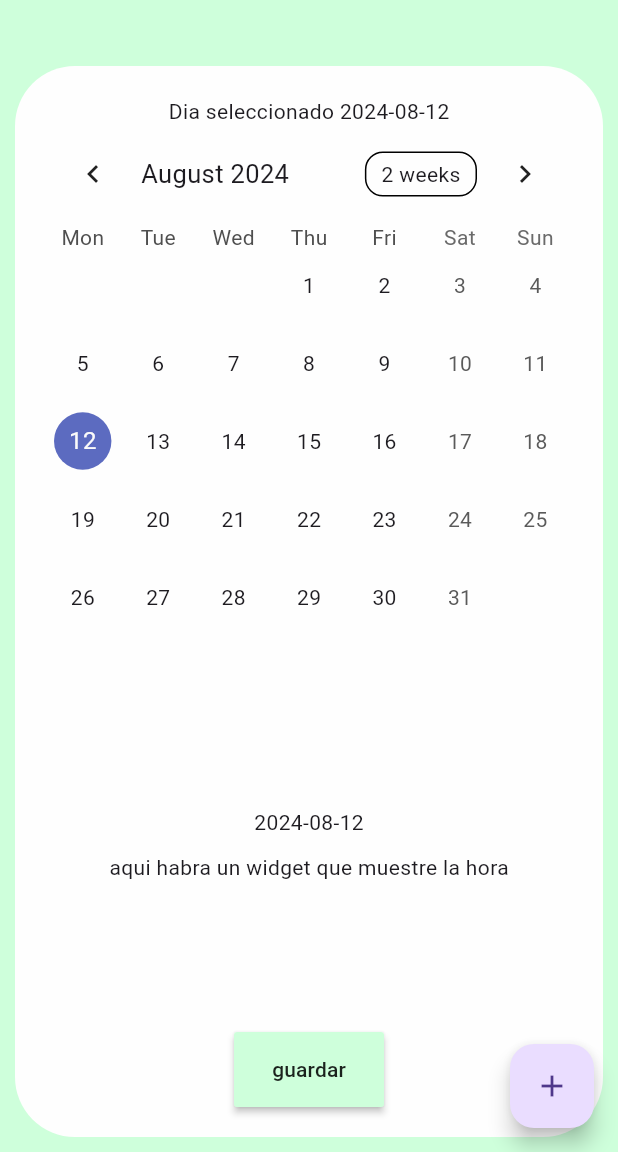
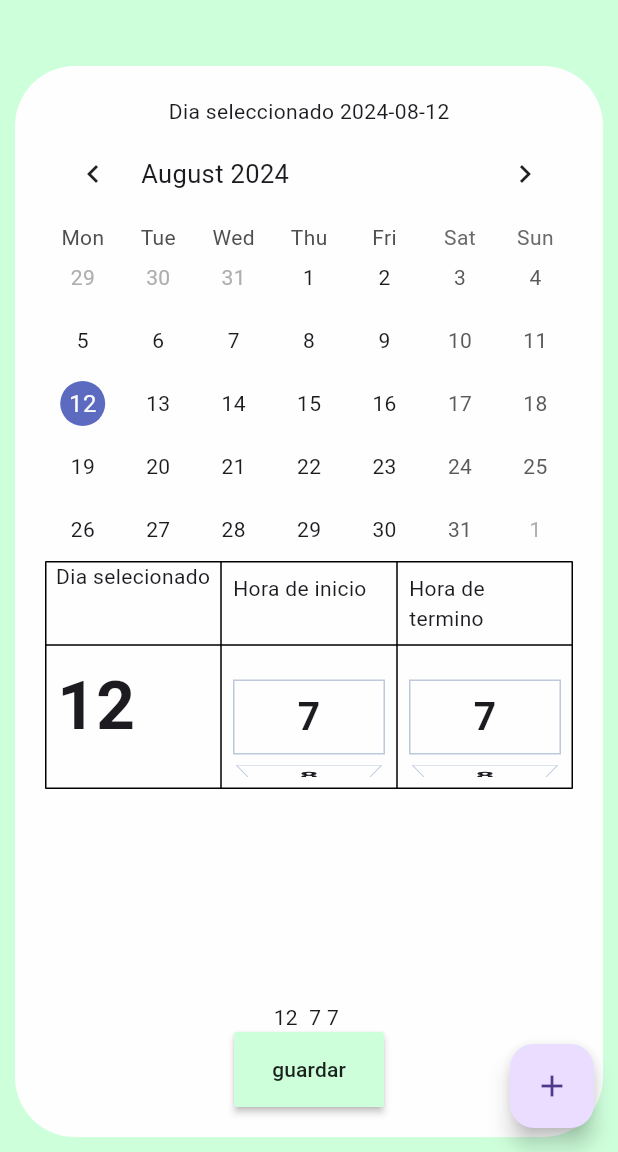
Before and after one commit to AlvaroAguirr/Sgasu_movil, a Flutter app: the Schedule screen opened directly, on a phone screen of 412 x 824 dp, the part 84-1236 px from its top. Run offline on Flutter 3.47's test engine with Material 3 defaults, Android fonts, the phone set to English and light mode, and no system bars; drawn by our look-alikes of table_calendar; network calls fail.

Commit message:
Schedule data and widget

```diff
--- a/sgasu_movil/lib/main_app.dart
+++ b/sgasu_movil/lib/main_app.dart
@@ -1,5 +1,6 @@
 import 'package:flutter/material.dart';
 import 'package:sgasu_movil/screens/home_screens.dart';
+import 'package:sgasu_movil/screens/scroll.dart';
 import 'package:sgasu_movil/theme/app_theme.dart';
 
 
@@ -12,7 +13,6 @@ class MainApp extends StatelessWidget {
       debugShowCheckedModeBanner: false,
       home: const HomeScreen(),
       theme: AppTheme.lightTheme
-
     );
   }
 }
--- a/sgasu_movil/lib/models/event.dart
+++ b/sgasu_movil/lib/models/event.dart
@@ -1,4 +1,6 @@
 class Event {
   final String title;
-  Event(this.title);
+  const Event(this.title);
+  @override
+  String toString() => title;
 }
--- /dev/null
+++ b/sgasu_movil/lib/screens/hours.dart
@@ -0,0 +1,28 @@
+import 'package:flutter/material.dart';
+
+class Hours extends StatelessWidget {
+  int horas = 0;
+
+   Hours({super.key,
+  required this.horas
+  });
+
+  @override
+  Widget build(BuildContext context) {
+    horas <7 ? horas+7: horas;
+    return
+       Container(
+          decoration: BoxDecoration(
+    border: Border.all(color: const Color.fromARGB(255, 188, 200, 220))
+  ),
+      child: Center(
+      child: Text(
+         "${horas+7}",
+      style: TextStyle(
+        fontSize: 26,
+        fontWeight: FontWeight.bold),),
+      ),
+
+    );
+  }
+}
--- a/sgasu_movil/lib/screens/schedule.dart
+++ b/sgasu_movil/lib/screens/schedule.dart
@@ -1,8 +1,11 @@
 import 'package:flutter/material.dart';
 import 'package:sgasu_movil/models/event.dart';
+import 'package:sgasu_movil/screens/hours.dart';
 import 'package:sgasu_movil/screens/survey.dart';
 import 'package:sgasu_movil/theme/app_theme.dart';
 import 'package:table_calendar/table_calendar.dart';
+import 'package:intl/intl.dart';
+
 
 class Schedule extends StatefulWidget {
   const Schedule({super.key});
@@ -12,18 +15,14 @@ class Schedule extends StatefulWidget {
 }
 
 class _ScheduleState extends State<Schedule> {
-CalendarFormat _calendarFormat=CalendarFormat.month;
 DateTime _focusedDay= DateTime.now();
 DateTime? _selectedDay;
 
 //Store the events created
+
 Map<DateTime, List<Event>> events ={};
-
-
 TextEditingController _eventControler = TextEditingController();
-
 late final ValueNotifier<List<Event>> _selectedEvent;
-
 
 @override
   void initState(){
@@ -32,17 +31,20 @@ _selectedDay=_focusedDay;
 _selectedEvent = ValueNotifier(_getEventsForDay(_selectedDay!));
   }
 
+
 @override
  void dispose(){
+    _eventControler.dispose();
   super.dispose();
  }
+
 
   void _onDaySelected(DateTime selectedDay, DateTime focusedDay){
     if(!isSameDay(_selectedDay, selectedDay)){
 
         setState(() {
+    _focusedDay=focusedDay;
     _selectedDay =selectedDay;
-_focusedDay=focusedDay;
     _selectedEvent.value =_getEventsForDay(selectedDay);
         });
      }
@@ -55,6 +57,11 @@ List<Event> _getEventsForDay(DateTime day){
 
   @override
   Widget build(BuildContext context) {
+ DateTime now = _selectedDay!;
+  String dia = DateFormat('d').format(now);
+
+
+
     return  Scaffold(
       resizeToAvoidBottomInset:false,
 appBar: PreferredSize(
@@ -86,12 +93,14 @@ floatingActionButton: FloatingActionButton(
         ),
         actions: [
           ElevatedButton(onPressed: (){
-
-                events.addAll({
-                  _selectedDay! : [Event(_eventControler.text)]
-                  });
+             if (events[_selectedDay] != null) {
+                  events[_selectedDay]!.add(Event(_eventControler.text));
+                } else {
+                  events[_selectedDay!] = [Event(_eventControler.text)];
+                }
+          _selectedEvent.value=_getEventsForDay(_selectedDay!);
           Navigator.of(context).pop();
-          _selectedEvent.value=_getEventsForDay(_selectedDay!);
+          _eventControler.clear();
           },
           child:const Text("hecho")
           ),
@@ -107,35 +116,61 @@ body: Container(
          decoration: BoxDecoration(borderRadius: BorderRadius.circular(40),
         color: AppTheme.whiteColor,
          ),child: Column(
-
           children: [
               Text("Dia seleccionado "+ _selectedDay.toString().split(" ")[0]),
-
 TableCalendar(
+  rowHeight: 42,
   firstDay: DateTime.utc(2010,3,14),
   lastDay: DateTime.utc(2030,3,14),
   focusedDay: _focusedDay,
   selectedDayPredicate: (day) => isSameDay(_selectedDay, day),
-  calendarFormat: _calendarFormat,
   startingDayOfWeek: StartingDayOfWeek.monday,
   onDaySelected: _onDaySelected,
   eventLoader: _getEventsForDay,
-  calendarStyle: const CalendarStyle(
-    outsideDaysVisible: false,
+  headerStyle: const HeaderStyle(formatButtonVisible: false),
+
 ),
-  onFormatChanged: (format){
-    if(_calendarFormat !=format){
-      setState(() {
-        _calendarFormat=format;
-      });
-    }
-  },
-  onPageChanged: (focusDay){
-    _focusedDay=focusDay;
-  },
+        Table(
+            border: TableBorder.all(), // Añade un borde a la tabla
+            children:  [
+              const TableRow(
+                children: [
+
+
+                     Center(child: Text('Dia selecionado')),
+
+                  Padding(
+                    padding: EdgeInsets.all(8.0),
+                    child: Text('Hora de inicio'),
                   ),
+                  Padding(
+                    padding: EdgeInsets.all(8.0),
+                    child: Text('Hora de termino'),
+                  ),
+                ],
+              ),
+              TableRow(
+                children: [
+                  Padding(
+                    padding: EdgeInsets.all(8.0),
 
-SizedBox(height: 7,),
+                    child: Text("$dia",
+                    style: TextStyle(
+                      fontSize: 45,
+                      fontWeight: FontWeight.bold),),
+                  ),
+                  Padding(
+                    padding: EdgeInsets.all(8.0),
+                    child:   horas(1),
+                  ),
+                  Padding(
+                    padding: EdgeInsets.all(8.0),
+                    child:  horas(2)
+                  ),
+                ],
+              ),
+            ],
+          ),
 Expanded(
   child: ValueListenableBuilder<List<Event>>(
     valueListenable: _selectedEvent,
@@ -150,7 +185,7 @@ Expanded(
             borderRadius: BorderRadius.circular(12)
           ),
         child: ListTile(
-          onTap: () => print("${value.length}"),
+          onTap: () => print(""),
           title: Text('${value[index]}'),
           ),
       );
@@ -159,24 +194,7 @@ Expanded(
    }),
 ),
 
-
-
-              //   TableCalendar(
-              //     locale: "en_US",
-              //     rowHeight: 43,
-              //     headerStyle:
-              //       const HeaderStyle(formatButtonVisible: false,titleCentered: true),
-              //       availableGestures: AvailableGestures.all,
-              //       selectedDayPredicate: (day) => isSameDay(day, today),
-              //     focusedDay: today,
-              //     firstDay:DateTime.utc(2020,10,16) ,
-              //     lastDay: DateTime.utc(2025,3,14),
-              //     onDaySelected: _onDaySelected,
-              // ),
-              Text(_selectedDay.toString().split(" ")[0]),
-              SizedBox(height: 10),
-              Text("aqui habra un widget que muestre la hora"),
-              SizedBox(height: 100),
+Text("$dia " " ${pahora.toString()}" " ${pahora2.toString()} "),
             MaterialButton(highlightColor: AppTheme.backcolorGreen,
             color:AppTheme.backcolorGreen ,
             height: 50,
@@ -189,11 +207,44 @@ Expanded(
                       Navigator.push(context,ruta);
             }, child:
             Text("guardar")
-            ,)
+            ,),
           ],
          ),
 
 )
     );
   }
+
+int pahora=7;
+int pahora2=7;
+
+
+  SizedBox horas(int variaa) {
+    return SizedBox(
+                      width: 30,
+                      height: 80,
+                      child: ListWheelScrollView.useDelegate(
+                        onSelectedItemChanged: (index) {
+                setState(() {
+                  if(variaa ==1){
+                  pahora = index+7; // Asignar el índice seleccionado a la variable
+
+                  } else if (variaa ==2){
+                    pahora2=index+7;
                   }
+                }); },
+                        itemExtent: 50,
+                        perspective: 0.008,
+                        diameterRatio: 1.4,
+                        physics: FixedExtentScrollPhysics() ,
+                         childDelegate: ListWheelChildBuilderDelegate(
+                          childCount: 14,
+                          builder: (context, index){
+                            return Hours(
+                              horas: index,
+                            );
+                          }
+                         )),
+                    );
+  }
+}
--- a/sgasu_movil/pubspec.yaml
+++ b/sgasu_movil/pubspec.yaml
@@ -11,6 +11,7 @@ dependencies:
     sdk: flutter
   http: ^1.2.2
   table_calendar: ^3.1.2
+  intl: ^0.19.0
 
 dev_dependencies:
   flutter_test:
```
Also changed, not shown: sgasu_movil/lib/screens/home_screens.dart (+3 -10 lines), sgasu_movil/lib/screens/rooms.dart (+8 -1 lines), sgasu_movil/lib/screens/scroll.dart (added, +202 -0 lines), sgasu_movil/lib/screens/tile.dart (added, +13 -0 lines), sgasu_movil/pubspec.lock. Lines whose indentation alone changed are shown as unchanged.
